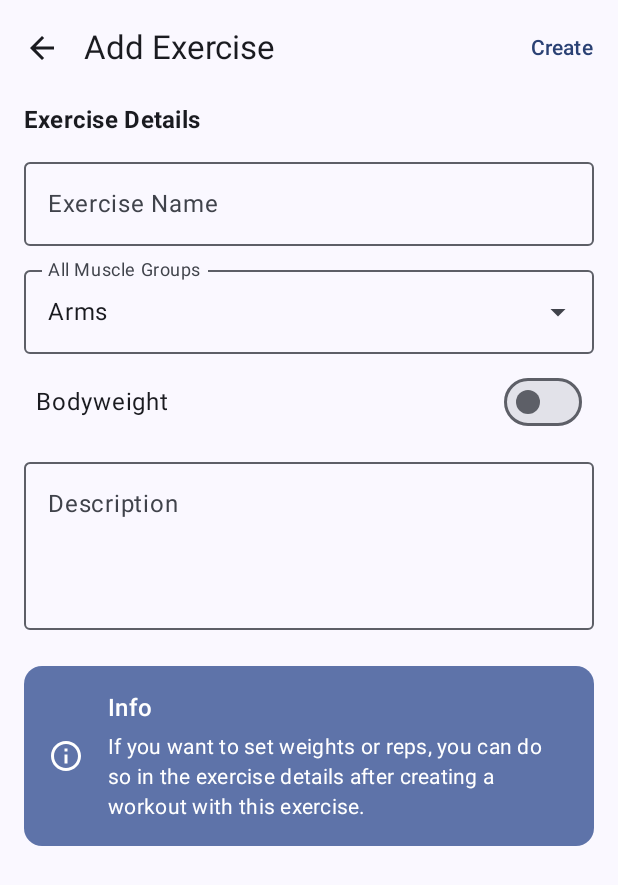
After one commit to mcbabo/CoreX, an Android app built with Jetpack Compose: the composable CreateExerciseScreen shown on its own in the app's theme, on a phone screen of 412 x 824 dp. The commit adds this screen. Shown: the top 885 px of the screen. Run offline under Robolectric (Android 15) with nearby library versions, the light colour scheme and no system bars; our stand-ins replace Dagger/Hilt's generated code, Room's generated code.

Commit message:
added create exercises functionality

```diff
--- a/app/src/main/java/at/mcbabo/corex/data/viewmodels/ExerciseViewModel.kt
+++ b/app/src/main/java/at/mcbabo/corex/data/viewmodels/ExerciseViewModel.kt
@@ -57,4 +57,10 @@ class ExerciseViewModel @Inject constructor(
         }
     }
 
+    fun createExercise(exercise: ExerciseModel) {
+        viewModelScope.launch {
+            exerciseRepository.createExercise(exercise)
+        }
+    }
+
 }
--- a/app/src/main/java/at/mcbabo/corex/navigation/CoreXNavGraph.kt
+++ b/app/src/main/java/at/mcbabo/corex/navigation/CoreXNavGraph.kt
@@ -9,6 +9,7 @@ import androidx.navigation.compose.NavHost
 import androidx.navigation.navArgument
 import androidx.navigation.navigation
 import at.mcbabo.corex.ui.animatedComposable
+import at.mcbabo.corex.ui.screens.CreateExerciseScreen
 import at.mcbabo.corex.ui.screens.CreateWorkoutScreen
 import at.mcbabo.corex.ui.screens.EditWorkoutScreen
 import at.mcbabo.corex.ui.screens.ExercisesScreen
@@ -62,7 +63,13 @@ fun CoreXNavGraph(
         animatedComposable(
             route = Screen.Exercises.route
         ) { backStackEntry ->
-            ExercisesScreen({ navController.popBackStack() })
+            ExercisesScreen(navController, { navController.popBackStack() })
+        }
+
+        animatedComposable(
+            route = Screen.CreateExercise.route
+        ) { backStackEntry ->
+            CreateExerciseScreen(onNavigateBack = { navController.popBackStack() })
         }
 
         settings(
--- a/app/src/main/java/at/mcbabo/corex/navigation/Screen.kt
+++ b/app/src/main/java/at/mcbabo/corex/navigation/Screen.kt
@@ -2,8 +2,12 @@ package at.mcbabo.corex.navigation
 
 sealed class Screen(val route: String) {
     object Home : Screen(route = "home_screen")
+
+    // EXERCISES
     object Exercises : Screen(route = "exercises_screen")
+    object CreateExercise : Screen(route = "create_exercise_screen")
 
+    // WORKOUTS
     object CreateWorkout : Screen(route = "create_workout_screen")
     object EditWorkout : Screen(route = "edit_workout_screen/{workoutId}") {
         fun passWorkoutId(workoutId: Long) = "edit_workout_screen/$workoutId"
@@ -15,7 +19,6 @@ sealed class Screen(val route: String) {
 
     // SETTINGS
     object SettingsGraph : Screen(route = "settings_graph")
-
     object Settings : Screen(route = "settings_screen")
     object GeneralSettings : Screen(route = "general_settings_screen")
     object AppearanceSettings : Screen(route = "appearance_settings_screen")
--- /dev/null
+++ b/app/src/main/java/at/mcbabo/corex/ui/screens/CreateExerciseScreen.kt
@@ -0,0 +1,233 @@
+package at.mcbabo.corex.ui.screens
+
+import androidx.compose.foundation.layout.Arrangement
+import androidx.compose.foundation.layout.Column
+import androidx.compose.foundation.layout.Row
+import androidx.compose.foundation.layout.defaultMinSize
+import androidx.compose.foundation.layout.fillMaxSize
+import androidx.compose.foundation.layout.fillMaxWidth
+import androidx.compose.foundation.layout.height
+import androidx.compose.foundation.layout.padding
+import androidx.compose.material.icons.Icons
+import androidx.compose.material.icons.automirrored.outlined.ArrowBack
+import androidx.compose.material.icons.outlined.Info
+import androidx.compose.material3.Card
+import androidx.compose.material3.CardDefaults
+import androidx.compose.material3.DropdownMenuItem
+import androidx.compose.material3.ExperimentalMaterial3Api
+import androidx.compose.material3.ExposedDropdownMenuAnchorType
+import androidx.compose.material3.ExposedDropdownMenuBox
+import androidx.compose.material3.ExposedDropdownMenuDefaults
+import androidx.compose.material3.Icon
+import androidx.compose.material3.IconButton
+import androidx.compose.material3.MaterialTheme
+import androidx.compose.material3.OutlinedTextField
+import androidx.compose.material3.Scaffold
+import androidx.compose.material3.Switch
+import androidx.compose.material3.Text
+import androidx.compose.material3.TextButton
+import androidx.compose.material3.TopAppBar
+import androidx.compose.runtime.Composable
+import androidx.compose.runtime.collectAsState
+import androidx.compose.runtime.getValue
+import androidx.compose.runtime.mutableStateOf
+import androidx.compose.runtime.remember
+import androidx.compose.runtime.setValue
+import androidx.compose.ui.Alignment
+import androidx.compose.ui.Modifier
+import androidx.compose.ui.res.stringResource
+import androidx.compose.ui.text.font.FontWeight
+import androidx.compose.ui.unit.dp
+import androidx.hilt.navigation.compose.hiltViewModel
+import at.mcbabo.corex.R
+import at.mcbabo.corex.data.models.ExerciseModel
+import at.mcbabo.corex.data.viewmodels.ExerciseViewModel
+
+@OptIn(ExperimentalMaterial3Api::class)
+@Composable
+fun CreateExerciseScreen(
+    onNavigateBack: () -> Unit,
+    exerciseViewModel: ExerciseViewModel = hiltViewModel()
+) {
+    val muscleGroups by exerciseViewModel.muscleGroups.collectAsState(initial = emptyList())
+    var selectedMuscleGroup = muscleGroups.firstOrNull() ?: ""
+
+    var isBodyWeight by remember { mutableStateOf(false) }
+    var exerciseName by remember { mutableStateOf("") }
+    var exerciseDescription by remember { mutableStateOf("") }
+
+    Scaffold(
+        topBar = {
+            TopAppBar(
+                title = { Text(stringResource(R.string.add_exercise)) },
+                navigationIcon = {
+                    IconButton(onClick = onNavigateBack) {
+                        Icon(
+                            imageVector = Icons.AutoMirrored.Outlined.ArrowBack,
+                            contentDescription = "Back"
+                        )
+                    }
+                },
+                actions = {
+                    TextButton(onClick = {
+                        if (exerciseDescription.isNotBlank() && selectedMuscleGroup.isNotBlank()) {
+                            exerciseViewModel.createExercise(
+                                ExerciseModel(
+                                    name = exerciseName,
+                                    description = exerciseDescription,
+                                    muscleGroup = selectedMuscleGroup,
+                                    isCustom = true, // Every created exercise is custom except built-in ones
+                                    isBodyWeight = false
+                                )
+                            )
+                            onNavigateBack()
+                        } else {
+                            // Handle error: show a message or highlight the fields
+                        }
+                    }) {
+                        Text(stringResource(R.string.create))
+                    }
+                }
+            )
+        }
+    ) { innerPadding ->
+        Column(
+            modifier = Modifier
+                .fillMaxSize()
+                .padding(innerPadding)
+                .padding(vertical = 4.dp),
+            verticalArrangement = Arrangement.spacedBy(8.dp)
+        ) {
+            Column(
+                modifier = Modifier
+                    .fillMaxWidth()
+                    .padding(horizontal = 16.dp),
+                verticalArrangement = Arrangement.spacedBy(8.dp)
+            ) {
+                Text(
+                    text = stringResource(R.string.exercise_details),
+                    style = MaterialTheme.typography.titleMedium,
+                    fontWeight = FontWeight.Bold
+                )
+
+                OutlinedTextField(
+                    value = exerciseName,
+                    onValueChange = { exerciseName = it },
+                    label = { Text(stringResource(R.string.exercise_name)) },
+                    modifier = Modifier
+                        .fillMaxWidth(),
+                    singleLine = true
+                )
+
+                var expanded by remember { mutableStateOf(false) }
+                ExposedDropdownMenuBox(
+                    expanded = expanded,
+                    onExpandedChange = { expanded = !expanded }
+                ) {
+                    OutlinedTextField(
+                        value = selectedMuscleGroup,
+                        onValueChange = {},
+                        readOnly = true,
+                        label = { Text(stringResource(R.string.all_muscle_groups)) },
+                        modifier = Modifier
+                            .fillMaxWidth()
+                            .menuAnchor(ExposedDropdownMenuAnchorType.PrimaryNotEditable, true),
+                        trailingIcon = {
+                            ExposedDropdownMenuDefaults.TrailingIcon(expanded = expanded)
+                        }
+                    )
+
+                    ExposedDropdownMenu(
+                        expanded = expanded,
+                        onDismissRequest = { expanded = false }
+                    ) {
+                        muscleGroups.forEach { name ->
+                            DropdownMenuItem(
+                                text = { Text(name) },
+                                onClick = {
+                                    selectedMuscleGroup = name
+                                    expanded = false
+                                }
+                            )
+                        }
+                    }
+                }
+
+                Row(
+                    modifier = Modifier
+                        .fillMaxWidth()
+                        .padding(horizontal = 8.dp)
+                        .defaultMinSize(minHeight = 40.dp),
+                    horizontalArrangement = Arrangement.SpaceBetween,
+                    verticalAlignment = Alignment.CenterVertically
+                ) {
+                    Text(stringResource(R.string.bodyweight))
+                    Switch(checked = isBodyWeight, onCheckedChange = { isBodyWeight = it })
+                }
+
+                OutlinedTextField(
+                    value = exerciseDescription,
+                    onValueChange = { newText ->
+                        if (newText.length <= 400) {
+                            exerciseDescription = newText
+                        }
+                    },
+                    label = { Text(stringResource(R.string.description)) },
+                    modifier = Modifier
+                        .fillMaxWidth()
+                        .height(120.dp),
+                    singleLine = false,
+                    maxLines = 3
+                )
+            }
+
+            Card(
+                modifier = Modifier
+                    .fillMaxWidth()
+                    .padding(16.dp),
+                colors = CardDefaults.cardColors(
+                    containerColor = MaterialTheme.colorScheme.primaryContainer,
+                ),
+            ) {
+                Row(
+                    modifier = Modifier
+                        .fillMaxWidth()
+                        .defaultMinSize(minHeight = 56.dp),
+                    verticalAlignment = Alignment.CenterVertically
+                ) {
+                    Column(
+                        modifier = Modifier.padding(start = 16.dp),
+                        verticalArrangement = Arrangement.Center,
+                        horizontalAlignment = Alignment.CenterHorizontally
+                    ) {
+                        Icon(
+                            imageVector = Icons.Outlined.Info,
+                            contentDescription = "Info Icon",
+                            tint = MaterialTheme.colorScheme.onPrimaryContainer
+                        )
+                    }
+
+                    Column(
+                        modifier = Modifier
+                            .fillMaxWidth()
+                            .padding(16.dp),
+                        verticalArrangement = Arrangement.spacedBy(4.dp)
+                    ) {
+                        Text(
+                            modifier = Modifier.fillMaxWidth(),
+                            text = "Info",
+                            style = MaterialTheme.typography.titleMedium,
+                            color = MaterialTheme.colorScheme.onPrimaryContainer
+                        )
+                        Text(
+                            modifier = Modifier.fillMaxWidth(),
+                            text = stringResource(R.string.create_exercise_info),
+                            style = MaterialTheme.typography.bodyMedium,
+                            color = MaterialTheme.colorScheme.onPrimaryContainer,
+                        )
+                    }
+                }
+            }
+        }
+    }
+}
--- a/app/src/main/java/at/mcbabo/corex/ui/screens/ExercisesScreen.kt
+++ b/app/src/main/java/at/mcbabo/corex/ui/screens/ExercisesScreen.kt
@@ -30,9 +30,11 @@ import androidx.compose.ui.input.nestedscroll.nestedScroll
 import androidx.compose.ui.res.stringResource
 import androidx.compose.ui.unit.dp
 import androidx.hilt.navigation.compose.hiltViewModel
+import androidx.navigation.NavController
 import at.mcbabo.corex.R
 import at.mcbabo.corex.data.models.ExerciseModel
 import at.mcbabo.corex.data.viewmodels.ExerciseViewModel
+import at.mcbabo.corex.navigation.Screen
 import at.mcbabo.corex.ui.components.ExerciseListItem
 import at.mcbabo.corex.ui.components.FilterChips
 import at.mcbabo.corex.ui.components.bottomsheets.ExerciseDetailBottomSheet
@@ -40,6 +42,7 @@ import at.mcbabo.corex.ui.components.bottomsheets.ExerciseDetailBottomSheet
 @OptIn(ExperimentalMaterial3Api::class)
 @Composable
 fun ExercisesScreen(
+    navController: NavController,
     onNavigateBack: () -> Unit,
     exerciseViewModel: ExerciseViewModel = hiltViewModel()
 ) {
@@ -71,7 +74,7 @@ fun ExercisesScreen(
                             contentDescription = "Filter"
                         )
                     }
-                    TextButton(onClick = { /* Navigate to create exercise */ }) {
+                    TextButton(onClick = { navController.navigate(route = Screen.CreateExercise.route) }) {
                         Text(stringResource(R.string.add_exercise))
                     }
                 },
--- a/app/src/main/res/values/strings.xml
+++ b/app/src/main/res/values/strings.xml
@@ -43,4 +43,7 @@
     <string name="units_desc">Change between different units</string>
     <string name="no_workouts">No workouts yet</string>
     <string name="not_workouts_desc">Start by creating a new workout using the button below.</string>
+    <string name="exercise_details">Exercise Details</string>
+    <string name="exercise_name">Exercise Name</string>
+    <string name="create_exercise_info">If you want to set weights or reps, you can do so in the exercise details after creating a workout with this exercise.</string>
 </resources>
```
Also changed, not shown: 1 other file.
